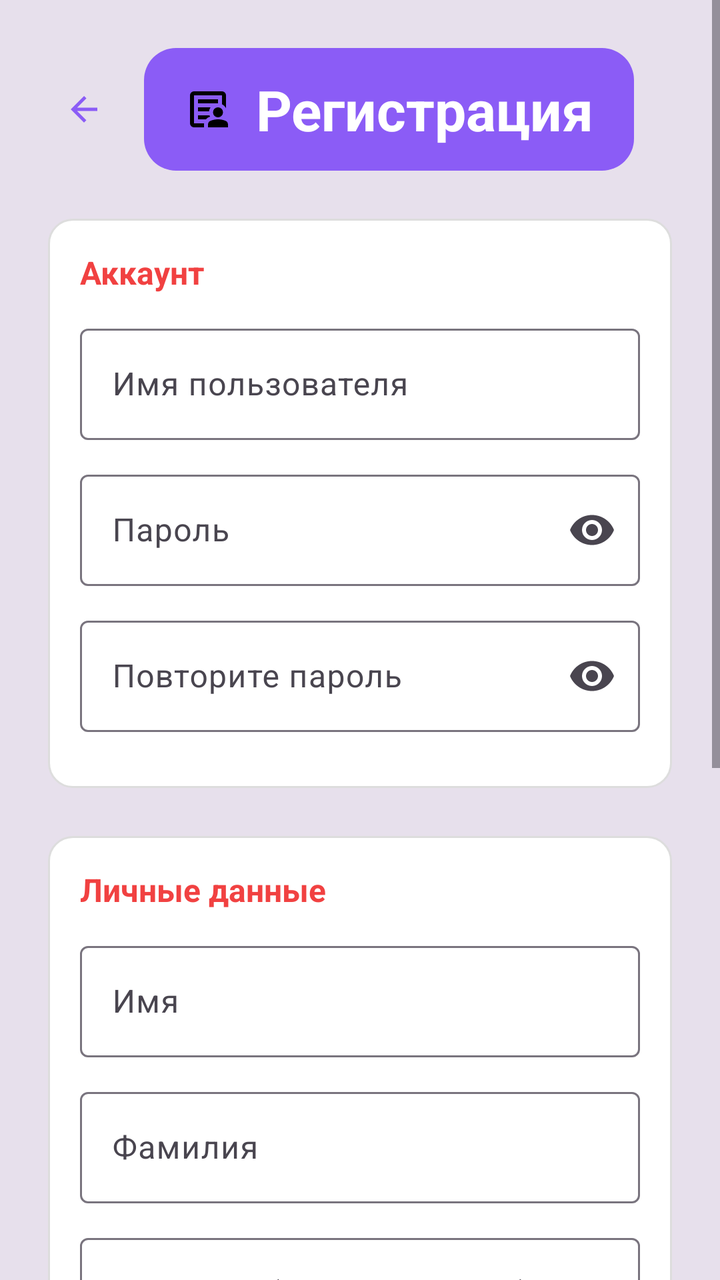
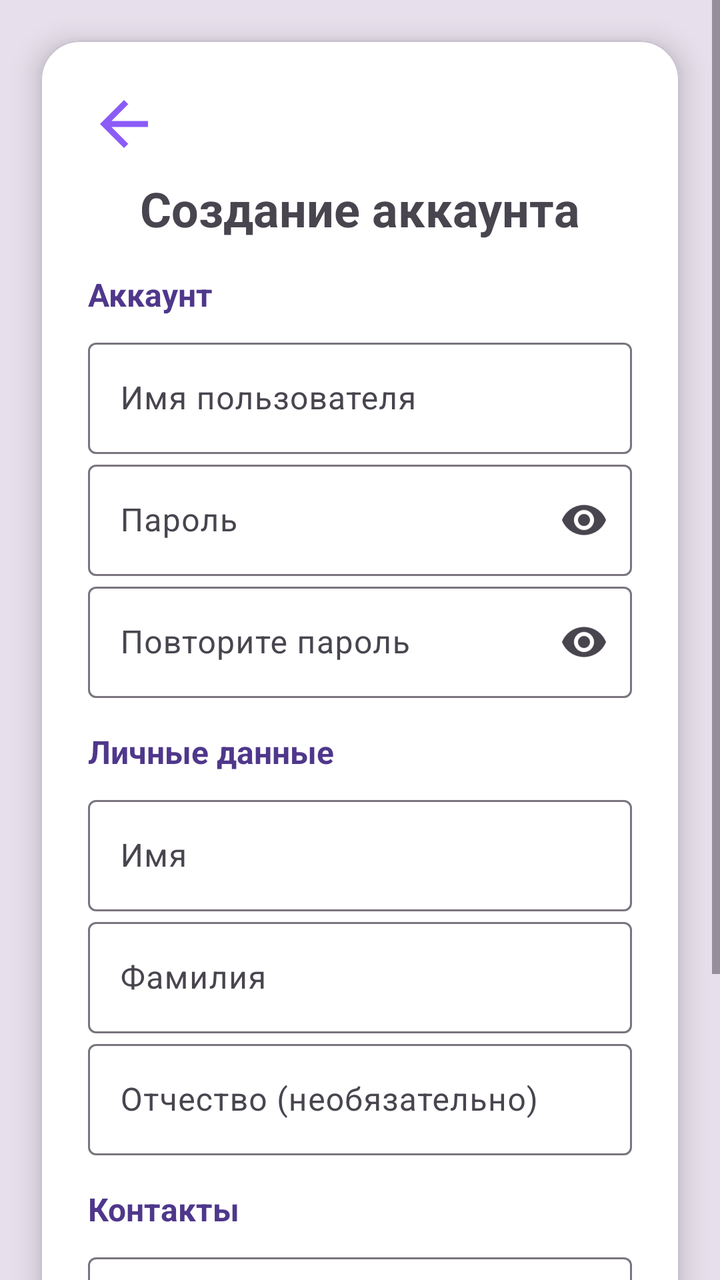

An Android layout rendered at two revisions. The XML below is the earlier revision; the diff shows what the commit changed to produce the second picture.
<!-- AndroidManifest.xml: application theme Theme.PublishingAPP -->
<!-- res/layout/activity_register.xml -->
<ScrollView xmlns:android="http://schemas.android.com/apk/res/android"
    xmlns:app="http://schemas.android.com/apk/res-auto"
    android:fillViewport="true"
    android:layout_width="match_parent"
    android:layout_height="match_parent"
    android:background="?colorSurfaceVariant">

    <LinearLayout
        android:orientation="vertical"
        android:padding="24dp"
        android:layout_width="match_parent"
        android:layout_height="wrap_content">

        
        <LinearLayout
            android:orientation="horizontal"
            android:layout_width="match_parent"
            android:layout_height="wrap_content"
            android:gravity="center_vertical"
            android:layout_marginBottom="24dp">

            <ImageView
                android:id="@+id/ivBack"
                android:layout_width="36dp"
                android:layout_height="36dp"
                android:src="@drawable/ic_arrow_back"
                android:contentDescription="Назад"
                android:padding="8dp"
                android:clickable="true"
                android:focusable="true"/>

            <TextView
                android:id="@+id/tvRegisterTitle"
                android:layout_width="wrap_content"
                android:layout_height="wrap_content"
                android:text="Регистрация"
                android:textSize="28sp"
                android:textStyle="bold"
                android:textColor="@color/white"
                android:drawableStart="@drawable/ic_user"
                android:drawablePadding="12dp"
                android:background="@drawable/bg_register_header"
                android:paddingHorizontal="20dp"
                android:paddingVertical="12dp"
                android:layout_marginStart="12dp"/>
        </LinearLayout>


        
        <LinearLayout
            android:orientation="vertical"
            android:padding="16dp"
            android:layout_marginBottom="24dp"
            android:background="@drawable/bg_block"
            android:layout_width="match_parent"
            android:layout_height="wrap_content">

            <TextView
                android:text="Аккаунт"
                android:textSize="16sp"
                android:textStyle="bold"
                android:textColor="@color/red"
                android:layout_marginBottom="12dp"
                android:layout_width="wrap_content"
                android:layout_height="wrap_content"/>

            <com.google.android.material.textfield.TextInputLayout
                style="@style/AppTextField"
                app:endIconMode="clear_text">
                <com.google.android.material.textfield.TextInputEditText
                    android:id="@+id/etUsername"
                    android:layout_width="match_parent"
                    android:layout_height="wrap_content"
                    android:hint="Имя пользователя"/>
            </com.google.android.material.textfield.TextInputLayout>

            <com.google.android.material.textfield.TextInputLayout
                style="@style/AppTextField"
                app:endIconMode="password_toggle">
                <com.google.android.material.textfield.TextInputEditText
                    android:id="@+id/etPassword"
                    android:layout_width="match_parent"
                    android:layout_height="wrap_content"
                    android:inputType="textPassword"
                    android:hint="Пароль"/>
            </com.google.android.material.textfield.TextInputLayout>

            <com.google.android.material.textfield.TextInputLayout
                style="@style/AppTextField"
                app:endIconMode="password_toggle">
                <com.google.android.material.textfield.TextInputEditText
                    android:id="@+id/etRepeatPassword"
                    android:layout_width="match_parent"
                    android:layout_height="wrap_content"
                    android:inputType="textPassword"
                    android:hint="Повторите пароль"/>
            </com.google.android.material.textfield.TextInputLayout>
        </LinearLayout>

        
        <LinearLayout
            android:orientation="vertical"
            android:padding="16dp"
            android:layout_marginBottom="24dp"
            android:background="@drawable/bg_block"
            android:layout_width="match_parent"
            android:layout_height="wrap_content">

            <TextView
                android:text="Личные данные"
                android:textSize="16sp"
                android:textStyle="bold"
                android:textColor="@color/red"
                android:layout_marginBottom="12dp"
                android:layout_width="wrap_content"
                android:layout_height="wrap_content"/>

            <com.google.android.material.textfield.TextInputLayout
                style="@style/AppTextField">
                <com.google.android.material.textfield.TextInputEditText
                    android:id="@+id/etFirstName"
                    android:layout_width="match_parent"
                    android:layout_height="wrap_content"
                    android:hint="Имя"/>
            </com.google.android.material.textfield.TextInputLayout>

            <com.google.android.material.textfield.TextInputLayout
                style="@style/AppTextField">
                <com.google.android.material.textfield.TextInputEditText
                    android:id="@+id/etLastName"
                    android:layout_width="match_parent"
                    android:layout_height="wrap_content"
                    android:hint="Фамилия"/>
            </com.google.android.material.textfield.TextInputLayout>

            <com.google.android.material.textfield.TextInputLayout
                style="@style/AppTextField">
                <com.google.android.material.textfield.TextInputEditText
                    android:id="@+id/etMiddleName"
                    android:layout_width="match_parent"
                    android:layout_height="wrap_content"
                    android:hint="Отчество (необязательно)"/>
            </com.google.android.material.textfield.TextInputLayout>
        </LinearLayout>

        
        <LinearLayout
            android:orientation="vertical"
            android:padding="16dp"
            android:layout_marginBottom="24dp"
            android:background="@drawable/bg_block"
            android:layout_width="match_parent"
            android:layout_height="wrap_content">

            <TextView
                android:text="Контактные данные"
                android:textSize="16sp"
                android:textStyle="bold"
                android:textColor="@color/red"
                android:layout_marginBottom="12dp"
                android:layout_width="wrap_content"
                android:layout_height="wrap_content"/>

            <com.google.android.material.textfield.TextInputLayout
                style="@style/AppTextField">
                <com.google.android.material.textfield.TextInputEditText
                    android:id="@+id/etPhone"
                    android:layout_width="match_parent"
                    android:layout_height="wrap_content"
                    android:inputType="phone"
                    android:hint="Телефон"/>
            </com.google.android.material.textfield.TextInputLayout>

            <com.google.android.material.textfield.TextInputLayout
                style="@style/AppTextField">
                <com.google.android.material.textfield.TextInputEditText
                    android:id="@+id/etEmail"
                    android:layout_width="match_parent"
                    android:layout_height="wrap_content"
                    android:inputType="textEmailAddress"
                    android:hint="Email (необязательно)"/>
            </com.google.android.material.textfield.TextInputLayout>
        </LinearLayout>

        
        <com.google.android.material.button.MaterialButton
            android:id="@+id/btnRegister"
            style="@style/AppPrimaryButton"
            android:text="Зарегистрироваться"/>
    </LinearLayout>
</ScrollView>
<!-- resources referenced by this layout -->
<resources>
  <color name="red">#F14141</color>
  <color name="white">#FFFFFFFF</color>
  <!-- drawable bg_block (drawable) -->
  <shape xmlns:android="http://schemas.android.com/apk/res/android"
      android:shape="rectangle">
      <solid android:color="@android:color/white"/>
      <corners android:radius="12dp"/>
      <padding
          android:left="8dp"
          android:top="8dp"
          android:right="8dp"
          android:bottom="8dp"/>
      <stroke
          android:width="1dp"
          android:color="#DDDDDD"/>
  </shape>
  <!-- drawable bg_register_header (drawable) -->
  <shape xmlns:android="http://schemas.android.com/apk/res/android"
      android:shape="rectangle">
      <solid android:color="@color/purple"/>
      <corners android:radius="16dp"/>
  </shape>
  <!-- drawable ic_arrow_back (drawable) -->
  <vector xmlns:android="http://schemas.android.com/apk/res/android"
      android:width="24dp"
      android:height="24dp"
      android:viewportWidth="24"
      android:viewportHeight="24">
      <path
          android:fillColor="@color/purple"
          android:pathData="M20,11H7.83l5.59,-5.59L12,4l-8,8 8,8 1.41,-1.41L7.83,13H20v-2z"/>
  </vector>
  <!-- drawable ic_user (drawable) -->
  <vector xmlns:android="http://schemas.android.com/apk/res/android" android:height="24dp" android:tint="#000000" android:viewportHeight="960" android:viewportWidth="960" android:width="24dp">
        
      <path android:fillColor="@android:color/white" android:pathData="M200,760L200,760Q200,760 200,760Q200,760 200,760L200,200Q200,200 200,200Q200,200 200,200L200,200Q200,200 200,200Q200,200 200,200L200,379Q200,370 200,365Q200,360 200,360Q200,360 200,412.5Q200,465 200,540Q200,563 200,585Q200,607 200,627Q200,644 200,675Q200,706 200,760ZM280,520L501,520Q503,498 511,478Q519,458 531,440L280,440L280,520ZM280,680L437,680Q454,660 476,647.5Q498,635 522,627Q518,621 515,614Q512,607 510,600L280,600L280,680ZM280,360L680,360Q680,360 680,360Q680,360 680,360L680,280L280,280L280,360ZM200,840Q167,840 143.5,816.5Q120,793 120,760L120,200Q120,167 143.5,143.5Q167,120 200,120L760,120Q793,120 816.5,143.5Q840,167 840,200L840,458Q826,432 806,412Q786,392 760,379L760,200Q760,200 760,200Q760,200 760,200L200,200Q200,200 200,200Q200,200 200,200L200,760Q200,760 200,760Q200,760 200,760L402,760Q401,766 400.5,772Q400,778 400,784L400,840L200,840ZM680,640Q638,640 609,611Q580,582 580,540Q580,498 609,469Q638,440 680,440Q722,440 751,469Q780,498 780,540Q780,582 751,611Q722,640 680,640ZM480,840L480,784Q480,760 492.5,739.5Q505,719 528,710Q564,695 602.5,687.5Q641,680 680,680Q719,680 757.5,687.5Q796,695 832,710Q855,719 867.5,739.5Q880,760 880,784L880,840L480,840Z"/>
      
  </vector>
  <style name="AppPrimaryButton" parent="Widget.Material3.Button">
          <item name="android:layout_width">match_parent</item>
          <item name="android:layout_height">56dp</item>
          <item name="android:layout_marginTop">24dp</item>
          <item name="cornerRadius">16dp</item>
          <item name="android:textSize">16sp</item>
      </style>
  <style name="AppTextField">
          <item name="android:layout_width">match_parent</item>
          <item name="android:layout_height">wrap_content</item>
          <item name="android:layout_marginBottom">12dp</item>
      </style>
  <style name="Theme.PublishingAPP" parent="Base.Theme.PublishingAPP" />
  <color name="purple">#8B5CF6</color>
  <style name="Base.Theme.PublishingAPP" parent="Theme.Material3.DayNight.NoActionBar">
          
          
      </style>
</resources>

<!-- the commit's change to res/layout/activity_register.xml (unified diff, before → after) -->
@@ -1,191 +1,221 @@
-<ScrollView xmlns:android="http://schemas.android.com/apk/res/android"
+<?xml version="1.0" encoding="utf-8"?>
+<FrameLayout xmlns:android="http://schemas.android.com/apk/res/android"
     xmlns:app="http://schemas.android.com/apk/res-auto"
-    android:fillViewport="true"
     android:layout_width="match_parent"
     android:layout_height="match_parent"
     android:background="?colorSurfaceVariant">
 
-    <LinearLayout
-        android:orientation="vertical"
-        android:padding="24dp"
+    <ScrollView
+        android:id="@+id/scrollView"
         android:layout_width="match_parent"
-        android:layout_height="wrap_content">
-
-        
-        <LinearLayout
-            android:orientation="horizontal"
+        android:layout_height="match_parent"
+        android:fillViewport="true">
+
+        <com.google.android.material.card.MaterialCardView
             android:layout_width="match_parent"
             android:layout_height="wrap_content"
-            android:gravity="center_vertical"
-            android:layout_marginBottom="24dp">
-
-            <ImageView
-                android:id="@+id/ivBack"
-                android:layout_width="36dp"
-                android:layout_height="36dp"
-                android:src="@drawable/ic_arrow_back"
-                android:contentDescription="Назад"
-                android:padding="8dp"
-                android:clickable="true"
-                android:focusable="true"/>
-
-            <TextView
-                android:id="@+id/tvRegisterTitle"
-                android:layout_width="wrap_content"
+            android:layout_margin="20dp"
+            app:cardCornerRadius="20dp"
+            app:cardElevation="8dp"
+            app:cardBackgroundColor="@android:color/white">
+
+            <LinearLayout
+                android:layout_width="match_parent"
                 android:layout_height="wrap_content"
-                android:text="Регистрация"
-                android:textSize="28sp"
-                android:textStyle="bold"
-                android:textColor="@color/white"
-                android:drawableStart="@drawable/ic_user"
-                android:drawablePadding="12dp"
-                android:background="@drawable/bg_register_header"
-                android:paddingHorizontal="20dp"
-                android:paddingVertical="12dp"
-                android:layout_marginStart="12dp"/>
-        </LinearLayout>
-
-
-        
-        <LinearLayout
-            android:orientation="vertical"
-            android:padding="16dp"
-            android:layout_marginBottom="24dp"
-            android:background="@drawable/bg_block"
-            android:layout_width="match_parent"
-            android:layout_height="wrap_content">
-
-            <TextView
-                android:text="Аккаунт"
-                android:textSize="16sp"
-                android:textStyle="bold"
-                android:textColor="@color/red"
-                android:layout_marginBottom="12dp"
-                android:layout_width="wrap_content"
-                android:layout_height="wrap_content"/>
-
-            <com.google.android.material.textfield.TextInputLayout
-                style="@style/AppTextField"
-                app:endIconMode="clear_text">
-                <com.google.android.material.textfield.TextInputEditText
-                    android:id="@+id/etUsername"
-                    android:layout_width="match_parent"
-                    android:layout_height="wrap_content"
-                    android:hint="Имя пользователя"/>
-            </com.google.android.material.textfield.TextInputLayout>
-
-            <com.google.android.material.textfield.TextInputLayout
-                style="@style/AppTextField"
-                app:endIconMode="password_toggle">
-                <com.google.android.material.textfield.TextInputEditText
-                    android:id="@+id/etPassword"
-                    android:layout_width="match_parent"
-                    android:layout_height="wrap_content"
-                    android:inputType="textPassword"
-                    android:hint="Пароль"/>
-            </com.google.android.material.textfield.TextInputLayout>
-
-            <com.google.android.material.textfield.TextInputLayout
-                style="@style/AppTextField"
-                app:endIconMode="password_toggle">
-                <com.google.android.material.textfield.TextInputEditText
-                    android:id="@+id/etRepeatPassword"
-                    android:layout_width="match_parent"
-                    android:layout_height="wrap_content"
-                    android:inputType="textPassword"
-                    android:hint="Повторите пароль"/>
-            </com.google.android.material.textfield.TextInputLayout>
-        </LinearLayout>
-
-        
-        <LinearLayout
-            android:orientation="vertical"
-            android:padding="16dp"
-            android:layout_marginBottom="24dp"
-            android:background="@drawable/bg_block"
-            android:layout_width="match_parent"
-            android:layout_height="wrap_content">
-
-            <TextView
-                android:text="Личные данные"
-                android:textSize="16sp"
-                android:textStyle="bold"
-                android:textColor="@color/red"
-                android:layout_marginBottom="12dp"
-                android:layout_width="wrap_content"
-                android:layout_height="wrap_content"/>
-
-            <com.google.android.material.textfield.TextInputLayout
-                style="@style/AppTextField">
-                <com.google.android.material.textfield.TextInputEditText
-                    android:id="@+id/etFirstName"
-                    android:layout_width="match_parent"
-                    android:layout_height="wrap_content"
-                    android:hint="Имя"/>
-            </com.google.android.material.textfield.TextInputLayout>
-
-            <com.google.android.material.textfield.TextInputLayout
-                style="@style/AppTextField">
-                <com.google.android.material.textfield.TextInputEditText
-                    android:id="@+id/etLastName"
-                    android:layout_width="match_parent"
-                    android:layout_height="wrap_content"
-                    android:hint="Фамилия"/>
-            </com.google.android.material.textfield.TextInputLayout>
-
-            <com.google.android.material.textfield.TextInputLayout
-                style="@style/AppTextField">
-                <com.google.android.material.textfield.TextInputEditText
-                    android:id="@+id/etMiddleName"
-                    android:layout_width="match_parent"
-                    android:layout_height="wrap_content"
-                    android:hint="Отчество (необязательно)"/>
-            </com.google.android.material.textfield.TextInputLayout>
-        </LinearLayout>
-
-        
-        <LinearLayout
-            android:orientation="vertical"
-            android:padding="16dp"
-            android:layout_marginBottom="24dp"
-            android:background="@drawable/bg_block"
-            android:layout_width="match_parent"
-            android:layout_height="wrap_content">
-
-            <TextView
-                android:text="Контактные данные"
-                android:textSize="16sp"
-                android:textStyle="bold"
-                android:textColor="@color/red"
-                android:layout_marginBottom="12dp"
-                android:layout_width="wrap_content"
-                android:layout_height="wrap_content"/>
-
-            <com.google.android.material.textfield.TextInputLayout
-                style="@style/AppTextField">
-                <com.google.android.material.textfield.TextInputEditText
-                    android:id="@+id/etPhone"
-                    android:layout_width="match_parent"
-                    android:layout_height="wrap_content"
-                    android:inputType="phone"
-                    android:hint="Телефон"/>
-            </com.google.android.material.textfield.TextInputLayout>
-
-            <com.google.android.material.textfield.TextInputLayout
-                style="@style/AppTextField">
-                <com.google.android.material.textfield.TextInputEditText
-                    android:id="@+id/etEmail"
-                    android:layout_width="match_parent"
-                    android:layout_height="wrap_content"
-                    android:inputType="textEmailAddress"
-                    android:hint="Email (необязательно)"/>
-            </com.google.android.material.textfield.TextInputLayout>
-        </LinearLayout>
-
-        
-        <com.google.android.material.button.MaterialButton
-            android:id="@+id/btnRegister"
-            style="@style/AppPrimaryButton"
-            android:text="Зарегистрироваться"/>
-    </LinearLayout>
-</ScrollView>
+                android:orientation="vertical"
+                android:padding="24dp">
+
+                
+                <ImageView
+                    android:id="@+id/ivBack"
+                    android:layout_width="36dp"
+                    android:layout_height="36dp"
+                    android:src="@drawable/ic_arrow_back"
+                    android:layout_marginBottom="8dp"/>
+
+                
+                <TextView
+                    android:layout_width="wrap_content"
+                    android:layout_height="wrap_content"
+                    android:text="Создание аккаунта"
+                    android:textSize="24sp"
+                    android:textStyle="bold"
+                    android:layout_gravity="center"
+                    android:layout_marginBottom="16dp"/>
+
+                
+                <com.google.android.material.card.MaterialCardView
+                    android:id="@+id/errorCard"
+                    android:layout_width="match_parent"
+                    android:layout_height="wrap_content"
+                    android:visibility="gone"
+                    android:layout_marginBottom="16dp"
+                    app:cardCornerRadius="12dp"
+                    app:cardBackgroundColor="#FDECEC">
+
+                    <TextView
+                        android:id="@+id/tvError"
+                        android:layout_width="match_parent"
+                        android:layout_height="wrap_content"
+                        android:textColor="#B00020"
+                        android:padding="12dp"/>
+                </com.google.android.material.card.MaterialCardView>
+
+                
+                <TextView
+                    android:layout_width="wrap_content"
+                    android:layout_height="wrap_content"
+                    android:text="Аккаунт"
+                    android:textStyle="bold"
+                    android:textSize="16sp"
+                    android:textColor="@color/purple_80"
+                    android:layout_marginBottom="8dp"/>
+
+                <com.google.android.material.textfield.TextInputLayout
+                    android:id="@+id/tilUsername"
+                    style="@style/Widget.Material3.TextInputLayout.OutlinedBox"
+                    android:layout_width="match_parent"
+                    android:layout_height="wrap_content"
+                    android:hint="Имя пользователя">
+
+                    <com.google.android.material.textfield.TextInputEditText
+                        android:id="@+id/etUsername"
+                        android:layout_width="match_parent"
+                        android:layout_height="wrap_content"/>
+                </com.google.android.material.textfield.TextInputLayout>
+
+                <com.google.android.material.textfield.TextInputLayout
+                    android:id="@+id/tilPassword"
+                    style="@style/Widget.Material3.TextInputLayout.OutlinedBox"
+                    android:layout_width="match_parent"
+                    android:layout_height="wrap_content"
+                    android:hint="Пароль"
+                    app:endIconMode="password_toggle">
+
+                    <com.google.android.material.textfield.TextInputEditText
+                        android:id="@+id/etPassword"
+                        android:layout_width="match_parent"
+                        android:layout_height="wrap_content"
+                        android:inputType="textPassword"/>
+                </com.google.android.material.textfield.TextInputLayout>
+
+                <com.google.android.material.textfield.TextInputLayout
+                    android:id="@+id/tilRepeat"
+                    style="@style/Widget.Material3.TextInputLayout.OutlinedBox"
+                    android:layout_width="match_parent"
+                    android:layout_height="wrap_content"
+                    android:hint="Повторите пароль"
+                    app:endIconMode="password_toggle">
+
+                    <com.google.android.material.textfield.TextInputEditText
+                        android:id="@+id/etRepeatPassword"
+                        android:layout_width="match_parent"
+                        android:layout_height="wrap_content"
+                        android:inputType="textPassword"/>
+                </com.google.android.material.textfield.TextInputLayout>
+
+                
+                <TextView
+                    android:layout_width="wrap_content"
+                    android:layout_height="wrap_content"
+                    android:text="Личные данные"
+                    android:textStyle="bold"
+                    android:textSize="16sp"
+                    android:textColor="@color/purple_80"
+                    android:layout_marginTop="16dp"
+                    android:layout_marginBottom="8dp"/>
+
+                <com.google.android.material.textfield.TextInputLayout
+                    android:id="@+id/tilFirstName"
+                    style="@style/Widget.Material3.TextInputLayout.OutlinedBox"
+                    android:layout_width="match_parent"
+                    android:layout_height="wrap_content"
+                    android:hint="Имя">
+
+                    <com.google.android.material.textfield.TextInputEditText
+                        android:id="@+id/etFirstName"
+                        android:layout_width="match_parent"
+                        android:layout_height="wrap_content"/>
+                </com.google.android.material.textfield.TextInputLayout>
+
+                <com.google.android.material.textfield.TextInputLayout
+                    android:id="@+id/tilLastName"
+                    style="@style/Widget.Material3.TextInputLayout.OutlinedBox"
+                    android:layout_width="match_parent"
+                    android:layout_height="wrap_content"
+                    android:hint="Фамилия">
+
+                    <com.google.android.material.textfield.TextInputEditText
+                        android:id="@+id/etLastName"
+                        android:layout_width="match_parent"
+                        android:layout_height="wrap_content"/>
+                </com.google.android.material.textfield.TextInputLayout>
+
+                <com.google.android.material.textfield.TextInputLayout
+                    android:id="@+id/tilMiddleName"
+                    style="@style/Widget.Material3.TextInputLayout.OutlinedBox"
+                    android:layout_width="match_parent"
+                    android:layout_height="wrap_content"
+                    android:hint="Отчество (необязательно)">
+
+                    <com.google.android.material.textfield.TextInputEditText
+                        android:id="@+id/etMiddleName"
+                        android:layout_width="match_parent"
+                        android:layout_height="wrap_content"/>
+                </com.google.android.material.textfield.TextInputLayout>
+
+                
+                <TextView
+                    android:layout_width="wrap_content"
+                    android:layout_height="wrap_content"
+                    android:text="Контакты"
+                    android:textStyle="bold"
+                    android:textSize="16sp"
+                    android:textColor="@color/purple_80"
+                    android:layout_marginTop="16dp"
+                    android:layout_marginBottom="8dp"/>
+
+                <com.google.android.material.textfield.TextInputLayout
+                    android:id="@+id/tilPhone"
+                    style="@style/Widget.Material3.TextInputLayout.OutlinedBox"
+                    android:layout_width="match_parent"
+                    android:layout_height="wrap_content"
+                    android:hint="Телефон">
+
+                    <com.google.android.material.textfield.TextInputEditText
+                        android:id="@+id/etPhone"
+                        android:layout_width="match_parent"
+                        android:layout_height="wrap_content"
+                        android:inputType="phone"/>
+                </com.google.android.material.textfield.TextInputLayout>
+
+                <com.google.android.material.textfield.TextInputLayout
+                    android:id="@+id/tilEmail"
+                    style="@style/Widget.Material3.TextInputLayout.OutlinedBox"
+                    android:layout_width="match_parent"
+                    android:layout_height="wrap_content"
+                    android:hint="Email (необязательно)">
+
+                    <com.google.android.material.textfield.TextInputEditText
+                        android:id="@+id/etEmail"
+                        android:layout_width="match_parent"
+                        android:layout_height="wrap_content"
+                        android:inputType="textEmailAddress"/>
+                </com.google.android.material.textfield.TextInputLayout>
+
+                
+                <com.google.android.material.button.MaterialButton
+                    android:id="@+id/btnRegister"
+                    android:layout_width="match_parent"
+                    android:layout_height="52dp"
+                    android:layout_marginTop="20dp"
+                    android:text="Создать аккаунт"
+                    android:textColor="@android:color/white"
+                    android:textStyle="bold"
+                    android:backgroundTint="@color/purple_80"
+                    app:cornerRadius="12dp"/>
+
+            </LinearLayout>
+        </com.google.android.material.card.MaterialCardView>
+    </ScrollView>
+</FrameLayout>
<!-- resource entries referenced after the edit -->
@@ -1,27 +1,6 @@
 <!-- resources referenced by this layout -->
 <resources>
-  <color name="red">#F14141</color>
-  <color name="white">#FFFFFFFF</color>
-  <!-- drawable bg_block (drawable) -->
-  <shape xmlns:android="http://schemas.android.com/apk/res/android"
-      android:shape="rectangle">
-      <solid android:color="@android:color/white"/>
-      <corners android:radius="12dp"/>
-      <padding
-          android:left="8dp"
-          android:top="8dp"
-          android:right="8dp"
-          android:bottom="8dp"/>
-      <stroke
-          android:width="1dp"
-          android:color="#DDDDDD"/>
-  </shape>
-  <!-- drawable bg_register_header (drawable) -->
-  <shape xmlns:android="http://schemas.android.com/apk/res/android"
-      android:shape="rectangle">
-      <solid android:color="@color/purple"/>
-      <corners android:radius="16dp"/>
-  </shape>
+  <color name="purple_80">#4F378B</color>
   <!-- drawable ic_arrow_back (drawable) -->
   <vector xmlns:android="http://schemas.android.com/apk/res/android"
       android:width="24dp"
@@ -32,24 +11,6 @@
           android:fillColor="@color/purple"
           android:pathData="M20,11H7.83l5.59,-5.59L12,4l-8,8 8,8 1.41,-1.41L7.83,13H20v-2z"/>
   </vector>
-  <!-- drawable ic_user (drawable) -->
-  <vector xmlns:android="http://schemas.android.com/apk/res/android" android:height="24dp" android:tint="#000000" android:viewportHeight="960" android:viewportWidth="960" android:width="24dp">
-        
-      <path android:fillColor="@android:color/white" android:pathData="M200,760L200,760Q200,760 200,760Q200,760 200,760L200,200Q200,200 200,200Q200,200 200,200L200,200Q200,200 200,200Q200,200 200,200L200,379Q200,370 200,365Q200,360 200,360Q200,360 200,412.5Q200,465 200,540Q200,563 200,585Q200,607 200,627Q200,644 200,675Q200,706 200,760ZM280,520L501,520Q503,498 511,478Q519,458 531,440L280,440L280,520ZM280,680L437,680Q454,660 476,647.5Q498,635 522,627Q518,621 515,614Q512,607 510,600L280,600L280,680ZM280,360L680,360Q680,360 680,360Q680,360 680,360L680,280L280,280L280,360ZM200,840Q167,840 143.5,816.5Q120,793 120,760L120,200Q120,167 143.5,143.5Q167,120 200,120L760,120Q793,120 816.5,143.5Q840,167 840,200L840,458Q826,432 806,412Q786,392 760,379L760,200Q760,200 760,200Q760,200 760,200L200,200Q200,200 200,200Q200,200 200,200L200,760Q200,760 200,760Q200,760 200,760L402,760Q401,766 400.5,772Q400,778 400,784L400,840L200,840ZM680,640Q638,640 609,611Q580,582 580,540Q580,498 609,469Q638,440 680,440Q722,440 751,469Q780,498 780,540Q780,582 751,611Q722,640 680,640ZM480,840L480,784Q480,760 492.5,739.5Q505,719 528,710Q564,695 602.5,687.5Q641,680 680,680Q719,680 757.5,687.5Q796,695 832,710Q855,719 867.5,739.5Q880,760 880,784L880,840L480,840Z"/>
-      
-  </vector>
-  <style name="AppPrimaryButton" parent="Widget.Material3.Button">
-          <item name="android:layout_width">match_parent</item>
-          <item name="android:layout_height">56dp</item>
-          <item name="android:layout_marginTop">24dp</item>
-          <item name="cornerRadius">16dp</item>
-          <item name="android:textSize">16sp</item>
-      </style>
-  <style name="AppTextField">
-          <item name="android:layout_width">match_parent</item>
-          <item name="android:layout_height">wrap_content</item>
-          <item name="android:layout_marginBottom">12dp</item>
-      </style>
   <style name="Theme.PublishingAPP" parent="Base.Theme.PublishingAPP" />
   <color name="purple">#8B5CF6</color>
   <style name="Base.Theme.PublishingAPP" parent="Theme.Material3.DayNight.NoActionBar">
